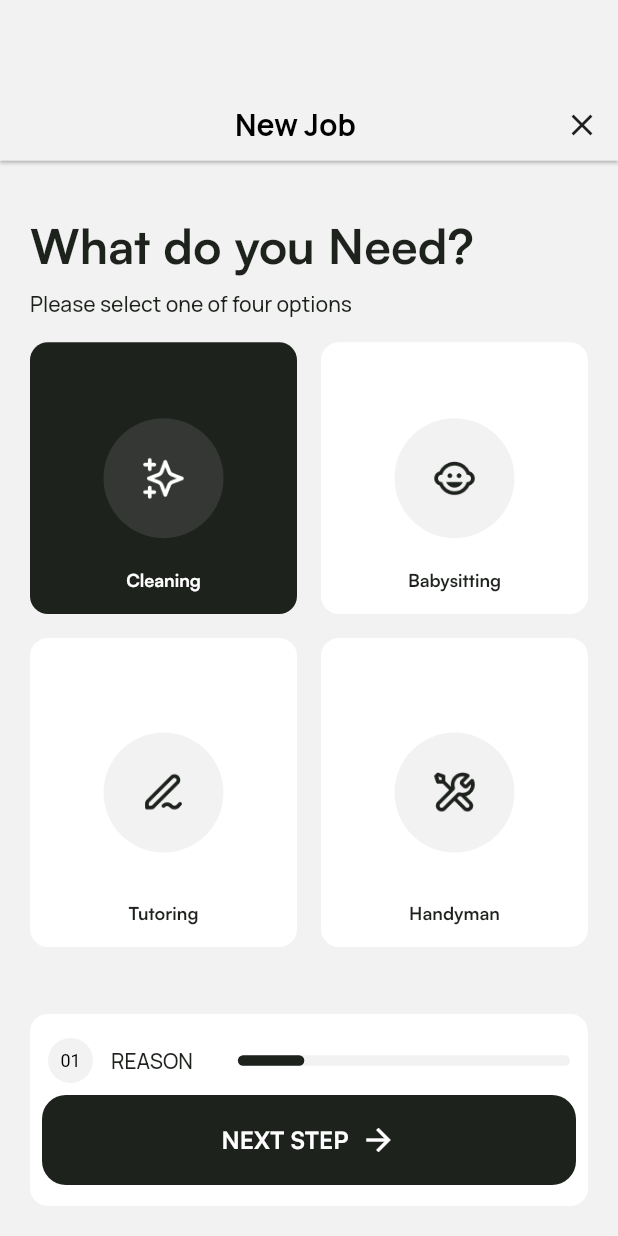
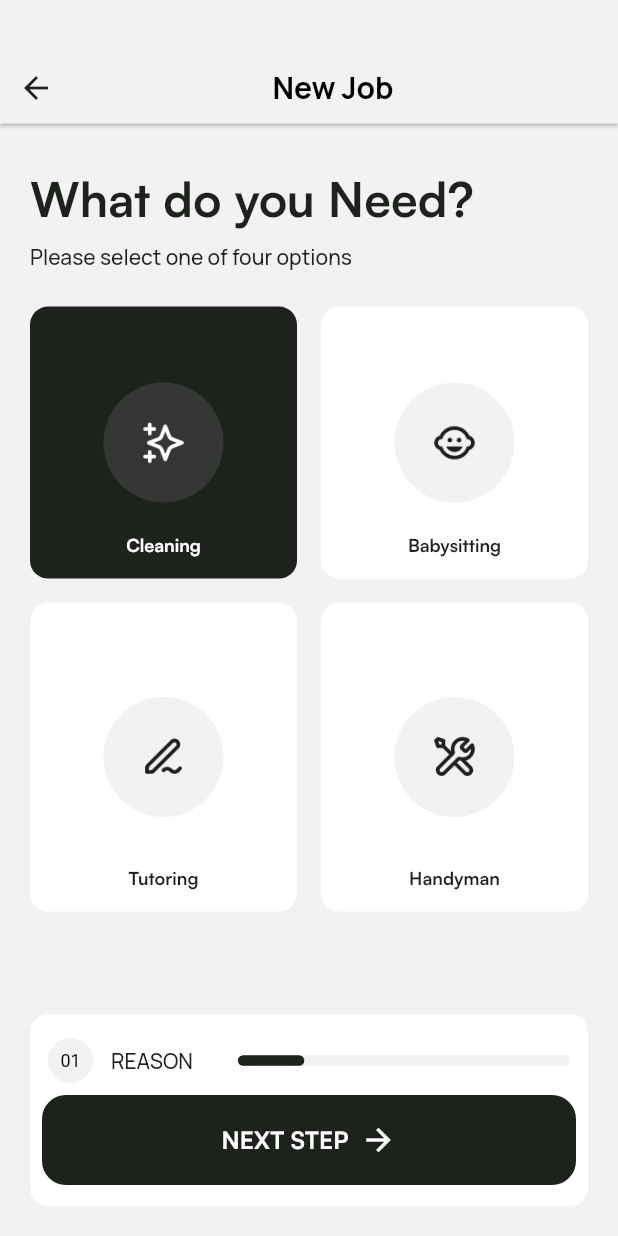
Before and after one commit to Mandipbh/gwork-frontend, a Flutter app: the AddNewJobScreen screen opened directly, on a phone screen of 412 x 824 dp. Run offline on Flutter 3.47's test engine with Material 2 defaults, Android fonts, the phone set to English and light mode, and no system bars; our stand-ins replace otp_text_field, pie_chart.

Commit message:
- minor ui changes

```diff
--- a/lib/jobs/add_job_widgets/job_info_view.dart
+++ b/lib/jobs/add_job_widgets/job_info_view.dart
@@ -12,7 +12,7 @@ class JobInfoView extends StatelessWidget {
         crossAxisAlignment: CrossAxisAlignment.start,
         children: [
           Padding(
-            padding: const EdgeInsets.only(bottom: 12),
+            padding: const EdgeInsets.symmetric(vertical: 8),
             child: Text(
               'Job info',
               style: Theme
@@ -26,7 +26,7 @@ class JobInfoView extends StatelessWidget {
                   .of(context)
                   .textTheme
                   .bodyText2),
-          const SizedBox(height: 40),
+          const SizedBox(height: 24),
           nameTextField(
               label: 'title', asset: 'text_input.png'),
           const SizedBox(height: 20),
--- a/lib/jobs/add_job_widgets/job_reason_view.dart
+++ b/lib/jobs/add_job_widgets/job_reason_view.dart
@@ -23,7 +23,7 @@ class _JobReasonViewState extends State<JobReasonView> {
         crossAxisAlignment: CrossAxisAlignment.start,
         children: [
           Padding(
-            padding: const EdgeInsets.only(top: 15, bottom: 8),
+            padding: const EdgeInsets.symmetric(vertical: 8),
             child: Text(
               'What do you Need?',
               style: Theme.of(context).textTheme.headline1,
@@ -31,7 +31,7 @@ class _JobReasonViewState extends State<JobReasonView> {
           ),
           Text('Please select one of four options',
               style: Theme.of(context).textTheme.bodyText2),
-          const SizedBox(height: 16),
+          const SizedBox(height: 24),
           SizedBox(
             height: MediaQuery.of(context).size.width * 0.44,
             child: Row(
--- a/lib/jobs/add_job_widgets/more_info_view.dart
+++ b/lib/jobs/add_job_widgets/more_info_view.dart
@@ -12,7 +12,7 @@ class MoreInfoView extends StatelessWidget {
         crossAxisAlignment: CrossAxisAlignment.start,
         children: [
           Padding(
-            padding: const EdgeInsets.only(bottom: 12),
+            padding: const EdgeInsets.symmetric(vertical: 8),
             child: Text(
               'Personal info',
               style: Theme.of(context).textTheme.headline1,
@@ -20,7 +20,7 @@ class MoreInfoView extends StatelessWidget {
           ),
           Text('Please fill all the fields',
               style: Theme.of(context).textTheme.bodyText2),
-          const SizedBox(height: 40),
+          const SizedBox(height: 24),
           nameTextField(
               label: 'name', asset: 'user_first_name.png'),
           const SizedBox(height: 20),
--- a/lib/jobs/add_job_widgets/schedule_view.dart
+++ b/lib/jobs/add_job_widgets/schedule_view.dart
@@ -12,7 +12,7 @@ class ScheduleView extends StatelessWidget {
         crossAxisAlignment: CrossAxisAlignment.start,
         children: [
           Padding(
-            padding: const EdgeInsets.only(bottom: 12),
+            padding: const EdgeInsets.symmetric(vertical: 8),
             child: Text(
               'Personal info',
               style: Theme.of(context).textTheme.headline1,
@@ -20,7 +20,7 @@ class ScheduleView extends StatelessWidget {
           ),
           Text('Please fill all the fields',
               style: Theme.of(context).textTheme.bodyText2),
-          const SizedBox(height: 40),
+          const SizedBox(height: 24),
           nameTextField(
               label: 'name', asset: 'user_first_name.png'),
           const SizedBox(height: 20),
--- a/lib/jobs/add_job_widgets/summary_view.dart
+++ b/lib/jobs/add_job_widgets/summary_view.dart
@@ -12,7 +12,7 @@ class SummaryView extends StatelessWidget {
         crossAxisAlignment: CrossAxisAlignment.start,
         children: [
           Padding(
-            padding: const EdgeInsets.only(bottom: 12),
+            padding: const EdgeInsets.symmetric(vertical: 8),
             child: Text(
               'Personal info',
               style: Theme.of(context).textTheme.headline1,
@@ -20,7 +20,7 @@ class SummaryView extends StatelessWidget {
           ),
           Text('Please fill all the fields',
               style: Theme.of(context).textTheme.bodyText2),
-          const SizedBox(height: 40),
+          const SizedBox(height: 24),
           nameTextField(
               label: 'name', asset: 'user_first_name.png'),
           const SizedBox(height: 20),
--- a/lib/jobs/add_job_widgets/upload_images_view.dart
+++ b/lib/jobs/add_job_widgets/upload_images_view.dart
@@ -12,7 +12,7 @@ class UploadImageView extends StatelessWidget {
         crossAxisAlignment: CrossAxisAlignment.start,
         children: [
           Padding(
-            padding: const EdgeInsets.only(bottom: 12),
+            padding: const EdgeInsets.symmetric(vertical: 8),
             child: Text(
               'Personal info',
               style: Theme.of(context).textTheme.headline1,
--- a/lib/jobs/add_new_job_screen.dart
+++ b/lib/jobs/add_new_job_screen.dart
@@ -1,4 +1,5 @@
 import 'package:flutter/material.dart';
+import 'package:flutter/services.dart';
 
 import 'package:g_worker_app/jobs/add_job_widgets/job_info_view.dart';
 import 'package:g_worker_app/jobs/add_job_widgets/job_reason_view.dart';
@@ -27,6 +28,9 @@ class _AddNewJobScreenState extends State<AddNewJobScreen> {
   Widget build(BuildContext context) {
     return WillPopScope(
       onWillPop: () async {
+        if(currentPage == 1){
+          return true;
+        }
         askForStopRegistration(context);
         return false;
       },
@@ -34,9 +38,14 @@ class _AddNewJobScreenState extends State<AddNewJobScreen> {
           backgroundColor: const Color(0xfff2f2f2),
           appBar: PreferredSize(
             preferredSize:
-                Size.fromHeight(MediaQuery.of(context).size.height * 0.13),
+                Size.fromHeight(MediaQuery.of(context).size.height * 0.10),
             child: AppBar(
               centerTitle: true,
+              systemOverlayStyle: const SystemUiOverlayStyle(
+                statusBarColor: whiteF2F,
+                statusBarIconBrightness: Brightness.dark,
+                statusBarBrightness: Brightness.light,
+              ),
               automaticallyImplyLeading: false,
               flexibleSpace: Column(
                 mainAxisAlignment: MainAxisAlignment.end,
@@ -45,8 +54,15 @@ class _AddNewJobScreenState extends State<AddNewJobScreen> {
                     mainAxisSize: MainAxisSize.max,
                     mainAxisAlignment: MainAxisAlignment.spaceBetween,
                     children: [
-                      const SizedBox(
-                        width: 30,
+                      currentPage == 1
+                          ? IconButton(
+                              icon: const Icon(Icons.arrow_back),
+                              onPressed: () {
+                                Navigator.pop(context);
+                              },
+                            )
+                          : const SizedBox(
+                              width: 16,
                             ),
                       const Text(
                         'New Job',
@@ -55,12 +71,16 @@ class _AddNewJobScreenState extends State<AddNewJobScreen> {
                             fontSize: 20,
                             fontWeight: FontWeight.bold),
                       ),
-                      IconButton(
+                      currentPage != 1
+                          ? IconButton(
                               icon: const Icon(Icons.close),
                               onPressed: () {
                                 askForStopRegistration(context);
                               },
                             )
+                          : const SizedBox(
+                              width: 16,
+                            ),
                     ],
                   ),
                 ],
--- a/lib/main.dart
+++ b/lib/main.dart
@@ -6,7 +6,7 @@ import 'package:g_worker_app/splash_screen.dart';
 
 void main() {
   SystemChrome.setSystemUIOverlayStyle(const SystemUiOverlayStyle(
-    statusBarColor: Colors.white,
+    statusBarColor: whiteF2F,
     statusBarIconBrightness: Brightness.dark, // For Android (dark icons)
     statusBarBrightness: Brightness.light,
   ));
```
Lines whose indentation alone changed are shown as unchanged.
